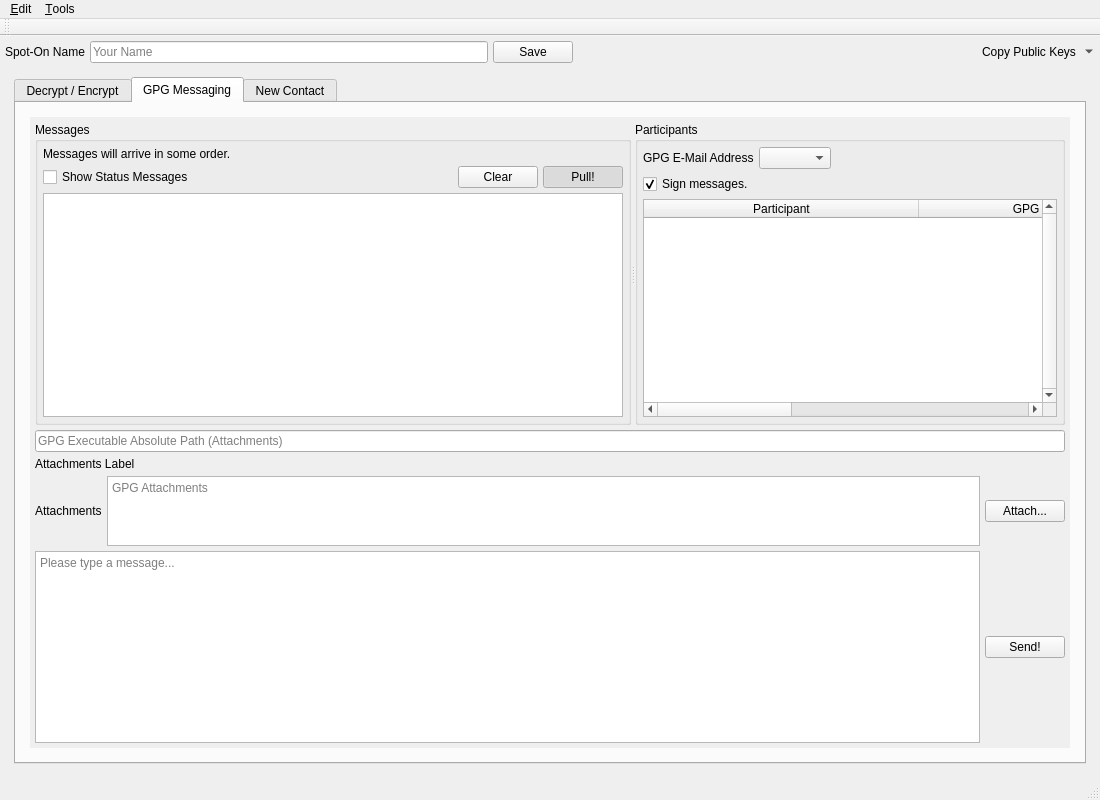
Above: Source/UI/spot-on-rosetta.ui from textbrowser/spot-on before the change. Below: the same form after it.
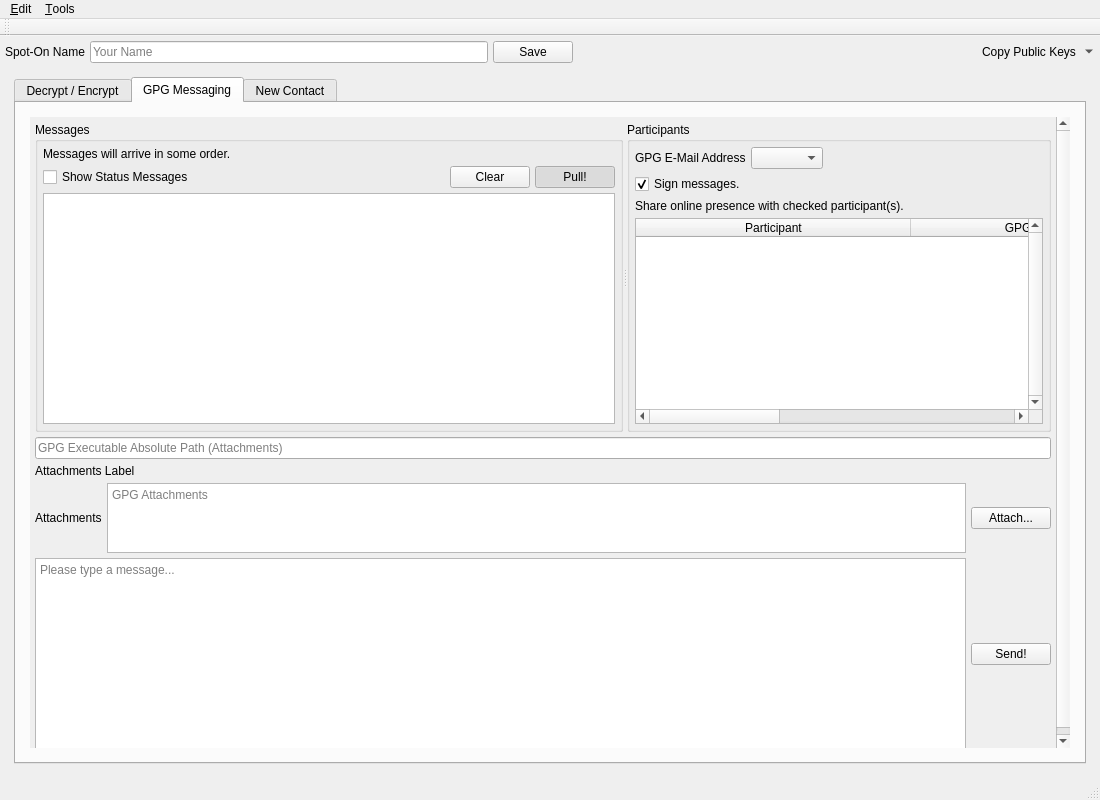
That is the form after the change. The open tabs and pages were chosen to show the change. Icons and pictures are not drawn. Custom widgets are drawn as their Qt base class.

Commit message: GPG online state.

```diff
--- a/Source/UI/spot-on-rosetta.ui
+++ b/Source/UI/spot-on-rosetta.ui
@@ -760,7 +760,7 @@
                     <x>0</x>
                     <y>0</y>
                     <width>1027</width>
-                    <height>685</height>
+                    <height>732</height>
                    </rect>
                   </property>
                   <layout class="QHBoxLayout" name="horizontalLayout_25">
@@ -965,6 +965,16 @@
                            </item>
                           </layout>
                          </item>
+                         <item>
+                          <widget class="QLabel" name="label_9">
+                           <property name="text">
+                            <string>Share online presence with checked participant(s).</string>
+                           </property>
+                           <property name="wordWrap">
+                            <bool>true</bool>
+                           </property>
+                          </widget>
+                         </item>
                          <item>
                           <widget class="QTableWidget" name="gpg_participants">
                            <property name="verticalScrollBarPolicy">
```
The commit also changes 2 other files.
